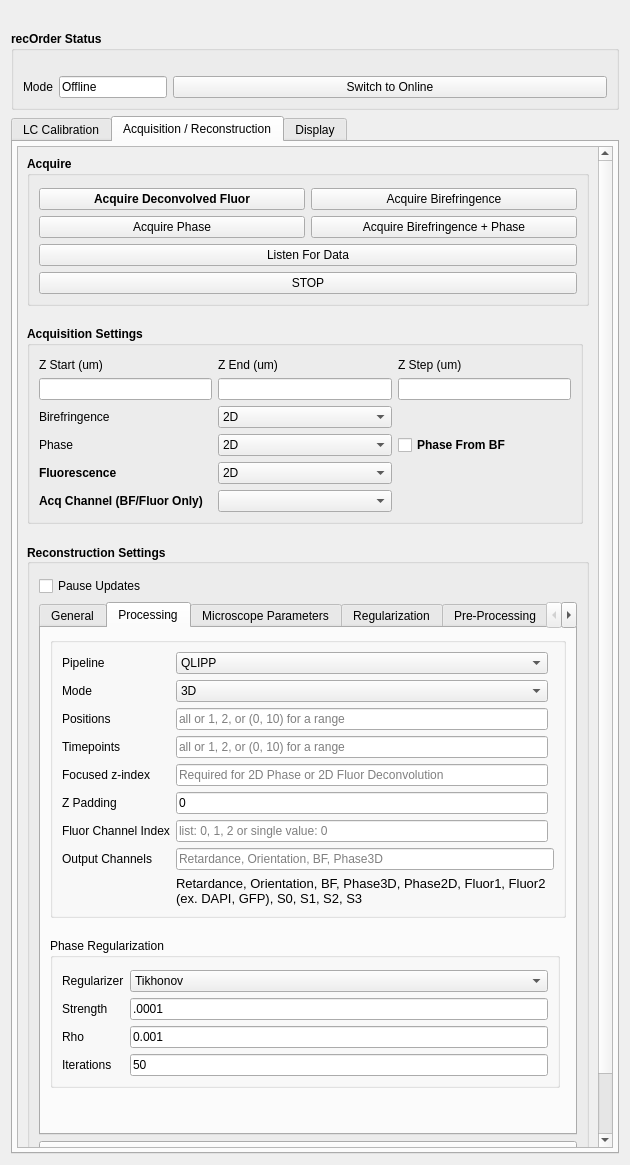
Before: the Qt Designer form recOrder/plugin/qtdesigner/recOrder_ui.ui in mehta-lab/waveorder, drawn with Qt 5.
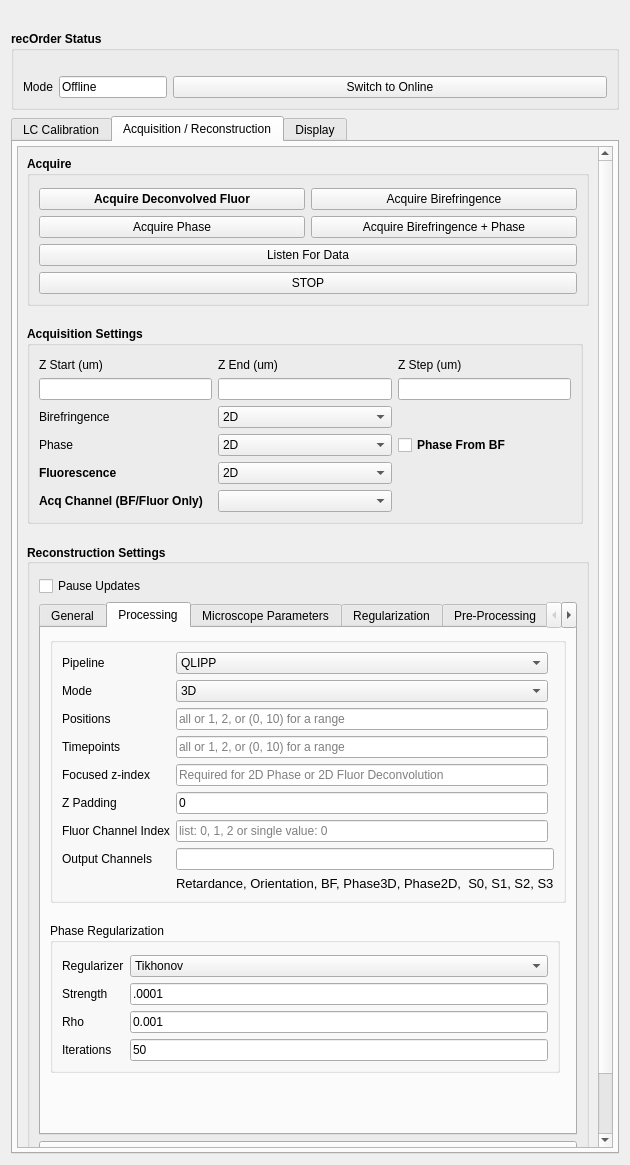
After: the same form once the commit is applied. The open tabs and pages were chosen to show the change. Custom widgets are drawn as their Qt base class.

Commit message: Remove several old GUI elements

The edit to the form file:
```diff
--- a/recOrder/plugin/qtdesigner/recOrder_ui.ui
+++ b/recOrder/plugin/qtdesigner/recOrder_ui.ui
@@ -1868,7 +1868,7 @@
                         <string/>
                        </property>
                        <property name="placeholderText">
-                        <string>Retardance, Orientation, BF, Phase3D</string>
+                        <string/>
                        </property>
                       </widget>
                      </item>
@@ -1960,7 +1960,7 @@
                         </font>
                        </property>
                        <property name="text">
-                        <string>Retardance, Orientation, BF, Phase3D, Phase2D, Fluor1, Fluor2 (ex. DAPI, GFP), S0, S1, S2, S3</string>
+                        <string>Retardance, Orientation, BF, Phase3D, Phase2D,  S0, S1, S2, S3</string>
                        </property>
                        <property name="wordWrap">
                         <bool>true</bool>
```
Left out of the diff: 7 changed lines with no effect on the pictures. The commit also changes 2 other files.
